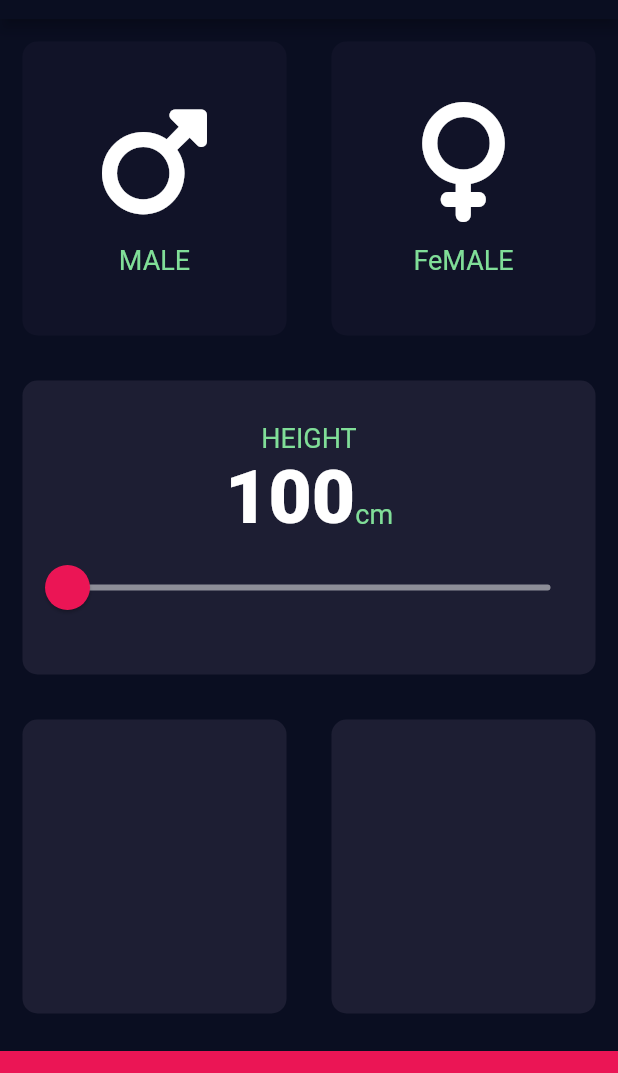
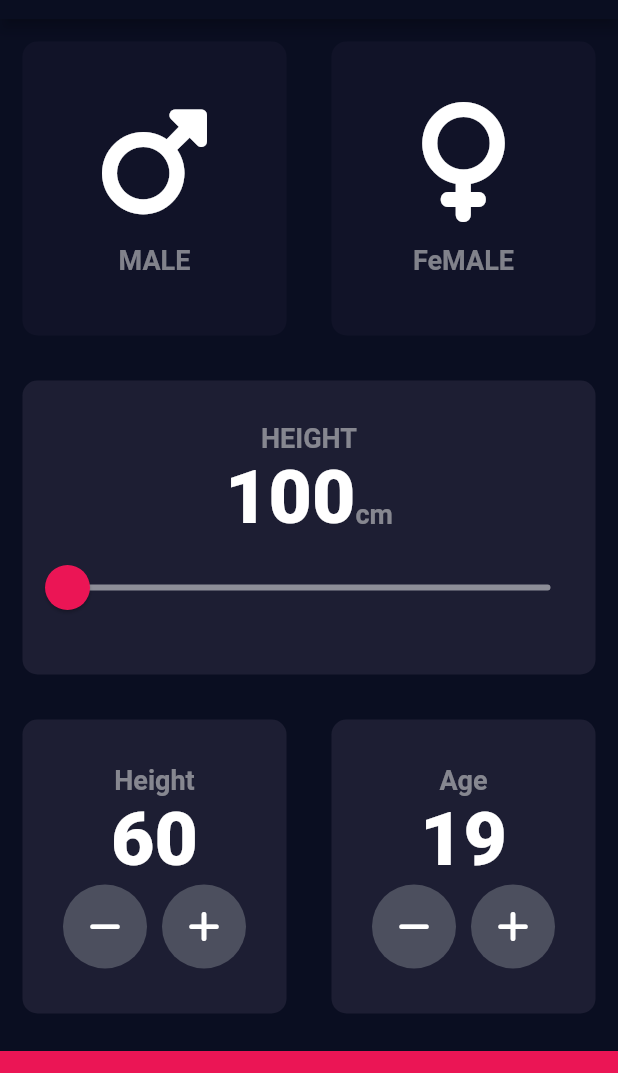
Before and after one commit to Nis-chal/bmi-calculator-flutter, a Flutter app: the screen it shows after launch, on a phone screen of 412 x 824 dp, the part 65-1138 px from its top. Run offline on Flutter 3.47's test engine with Material 2 defaults, Android fonts, the phone set to English and light mode, and no system bars; our stand-ins replace font_awesome_flutter.

Commit message:
increase and decrease button were created to change value of weight and age

```diff
--- a/lib/constants.dart
+++ b/lib/constants.dart
@@ -6,9 +6,9 @@ const kInactiveCardColour = Color(0xFF111328);
 const kBottomContainerColour = Color(0xFFEB1555);
 const kLableTextStyle = TextStyle(
   fontSize: 18.0,
-  color: Color(0xFF80dE98),
+  color: Color.fromARGB(145, 214, 214, 214),
+  fontWeight: FontWeight.bold,
 );
-
 
 const kMTextStyle = TextStyle(
   fontSize: 50.0,
--- a/lib/input_page.dart
+++ b/lib/input_page.dart
@@ -14,6 +14,8 @@ class InputPage extends StatefulWidget {
 class _InputPageState extends State<InputPage> {
   Gender? selectedGender;
   int height = 100;
+  int weight = 60;
+  int age = 19;
 
   // Color maleCardColour = inactiveCardColour;
   // Color femaleCardColour = inactiveCardColour;
@@ -143,11 +145,89 @@ class _InputPageState extends State<InputPage> {
                 Expanded(
                   child: ReusableCard(
                     colour: kActiveCardColour,
+                    cardChild: Column(
+                      mainAxisAlignment: MainAxisAlignment.center,
+                      children: [
+                        Text(
+                          'Height',
+                          style: kLableTextStyle,
+                        ),
+                        Text(
+                          weight.toString(),
+                          style: kMTextStyle,
+                        ),
+                        Row(
+                          mainAxisAlignment: MainAxisAlignment.center,
+                          children: [
+                            RoundIconButton(
+                              icon: FontAwesomeIcons.minus,
+                              onpressed: () {
+                                setState(() {
+                                  weight--;
+                                });
+                              },
+                            ),
+                            SizedBox(
+                              width: 10.0,
+                            ),
+                            RoundIconButton(
+                              icon: FontAwesomeIcons.plus,
+                              onpressed: () {
+                                setState(
+                                  () {
+                                    weight++;
+                                  },
+                                );
+                              },
+                            ),
+                          ],
+                        )
+                      ],
+                    ),
                   ),
                 ),
                 Expanded(
                   child: ReusableCard(
                     colour: kActiveCardColour,
+                    cardChild: Column(
+                      mainAxisAlignment: MainAxisAlignment.center,
+                      children: [
+                        Text(
+                          'Age',
+                          style: kLableTextStyle,
+                        ),
+                        Text(
+                          age.toString(),
+                          style: kMTextStyle,
+                        ),
+                        Row(
+                          mainAxisAlignment: MainAxisAlignment.center,
+                          children: [
+                            RoundIconButton(
+                              icon: FontAwesomeIcons.minus,
+                              onpressed: () {
+                                setState(() {
+                                  age--;
+                                });
+                              },
+                            ),
+                            SizedBox(
+                              width: 10.0,
+                            ),
+                            RoundIconButton(
+                              icon: FontAwesomeIcons.plus,
+                              onpressed: () {
+                                setState(
+                                  () {
+                                    age++;
+                                  },
+                                );
+                              },
+                            ),
+                          ],
+                        )
+                      ],
+                    ),
                   ),
                 ),
               ],
@@ -164,3 +244,20 @@ class _InputPageState extends State<InputPage> {
     );
   }
 }
+
+class RoundIconButton extends StatelessWidget {
+  final IconData icon;
+  final VoidCallback onpressed;
+  RoundIconButton({required this.icon, required this.onpressed});
+  @override
+  Widget build(BuildContext context) {
+    return RawMaterialButton(
+      child: Icon(icon),
+      elevation: 0.0,
+      constraints: BoxConstraints.tightFor(width: 56.0, height: 56.0),
+      shape: CircleBorder(),
+      fillColor: Color(0xFF4C4F5E),
+      onPressed: onpressed,
+    );
+  }
+}
```
